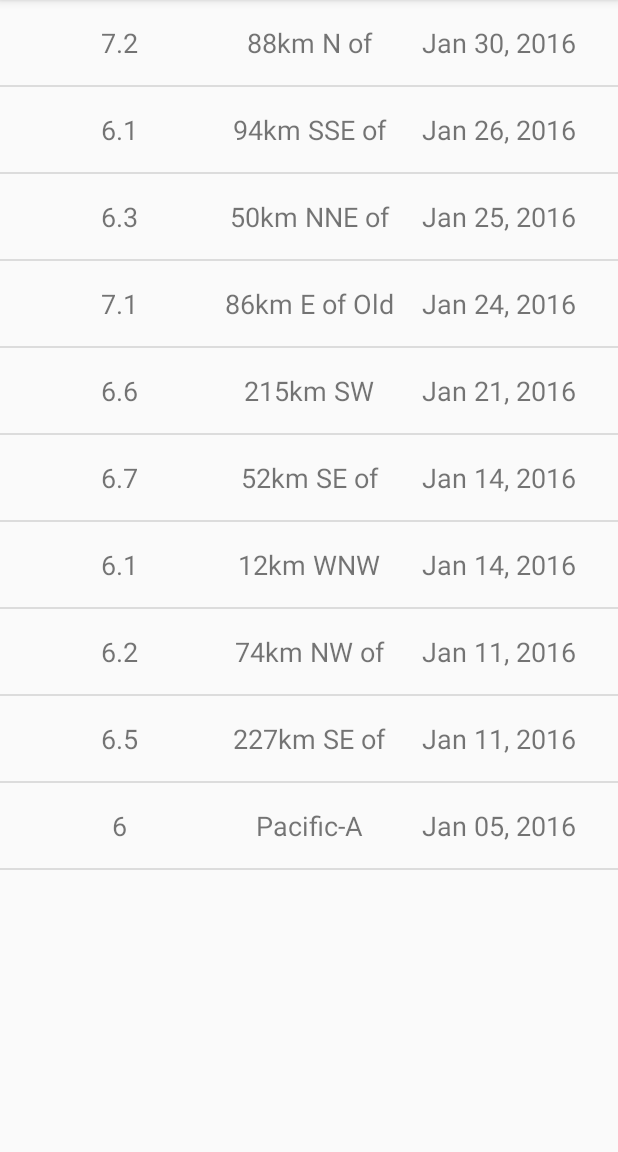
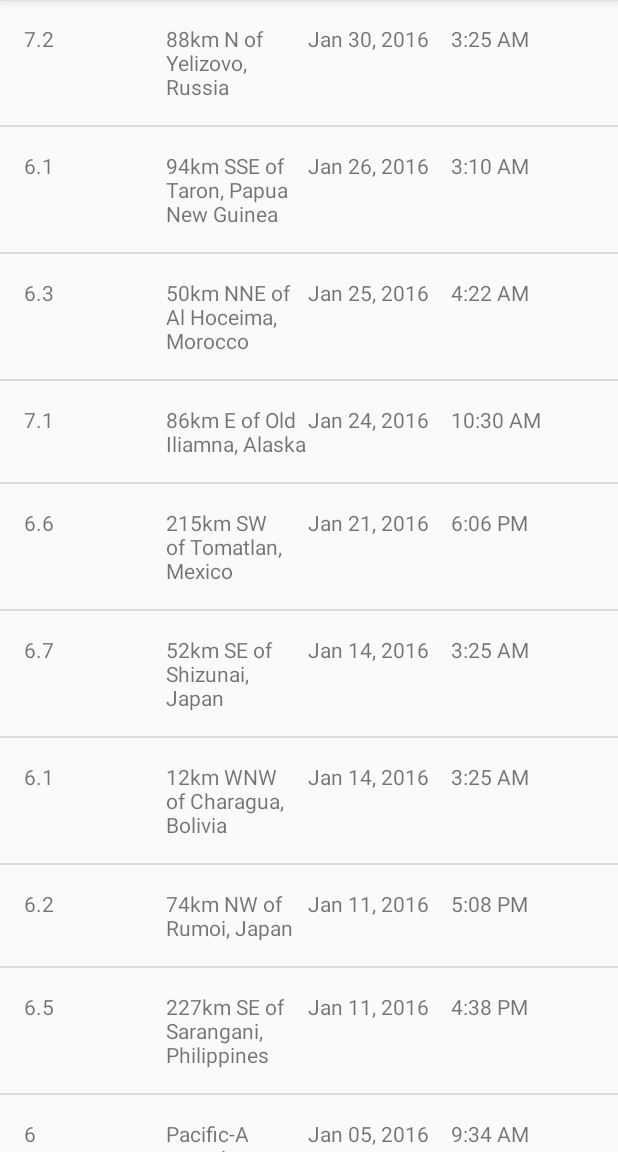
Before and after one commit to JustynaChrustna/QuakeReport, an Android app: the screen it shows after launch (EarthquakeActivity), on a phone screen of 412 x 824 dp, the part 84-1236 px from its top. Run offline under Robolectric (Android 15) with nearby library versions, the phone set to English and light mode, and no system bars.

Commit message:
Display date

```diff
--- a/app/src/main/java/com/example/android/quakereport/Earthquake.java
+++ b/app/src/main/java/com/example/android/quakereport/Earthquake.java
@@ -10,11 +10,11 @@ public class Earthquake {
 
 
     private String mLocation;
-    private String mDate;
-    public Earthquake(String magnitude, String location, String date ){
+    private long mTimeInMilliseconds;
+    public Earthquake(String magnitude, String location, long date ){
         mMagnitude=magnitude;
         mLocation=location;
-        mDate=date;
+        mTimeInMilliseconds=date;
     }
     public String getmMagnitude() {
         return mMagnitude;
@@ -24,8 +24,8 @@ public class Earthquake {
         return mLocation;
     }
 
-    public String getmDate() {
-        return mDate;
+    public long getmTimeInMilliseconds() {
+        return mTimeInMilliseconds;
     }
 
 
--- a/app/src/main/java/com/example/android/quakereport/EarthquakeAdapter.java
+++ b/app/src/main/java/com/example/android/quakereport/EarthquakeAdapter.java
@@ -7,7 +7,9 @@ import android.view.ViewGroup;
 import android.widget.ArrayAdapter;
 import android.widget.TextView;
 
+import java.text.SimpleDateFormat;
 import java.util.ArrayList;
+import java.util.Date;
 
 /**
  * Created by Justyna on 04.12.2017.
@@ -33,8 +35,21 @@ public class EarthquakeAdapter extends ArrayAdapter<Earthquake> {
         TextView locationTextView= (TextView) listItemView.findViewById(R.id.location);
         locationTextView.setText(currentEarthquake.getmLocation());
         TextView dateTextView= (TextView) listItemView.findViewById(R.id.date);
-        dateTextView.setText(currentEarthquake.getmDate());
+        Date dateObject =new Date(currentEarthquake.getmTimeInMilliseconds());
+        String formattedDate=formatDate(dateObject);
+        dateTextView.setText(formattedDate);
+        TextView timeView= (TextView) listItemView.findViewById(R.id.time);
+        String formattedTime=formatTime(dateObject);
+        timeView.setText(formattedTime);
+
         return listItemView;
     }
-
+    private String formatDate(Date dateObject) {
+        SimpleDateFormat dateFormat = new SimpleDateFormat("LLL dd, yyyy");
+        return dateFormat.format(dateObject);
+    }
+    private String formatTime(Date dateObject) {
+        SimpleDateFormat timeFormat = new SimpleDateFormat("h:mm a");
+        return timeFormat.format(dateObject);
+    }
 }
--- a/app/src/main/java/com/example/android/quakereport/QueryUtils.java
+++ b/app/src/main/java/com/example/android/quakereport/QueryUtils.java
@@ -61,7 +61,7 @@ public final class QueryUtils {
                 String place=properties.getString("place");
                 long time= properties.getLong("time");
 
-                earthquakes.add(new Earthquake(mag,place, dateToString(time)));
+                earthquakes.add(new Earthquake(mag,place, time));
             }
 
         } catch (JSONException e) {
@@ -74,11 +74,6 @@ public final class QueryUtils {
         // Return the list of earthquakes
         return earthquakes;
     }
-    private static String dateToString(long timeInMIlliseconds){
-        Date dateObject=new Date(timeInMIlliseconds);
-        SimpleDateFormat dateFormatter=new SimpleDateFormat("MMM DD, yyyy");
-        String dateToDisplay=dateFormatter.format(dateObject);
-        return dateToDisplay;
-    }
+
 
 }
--- a/app/src/main/res/layout/earthquake_list_item.xml
+++ b/app/src/main/res/layout/earthquake_list_item.xml
@@ -11,27 +11,25 @@
         android:layout_weight="1"
         android:layout_height="wrap_content"
         tools:text="7.2"
-        android:textSize="18dp"
-        android:textAlignment="center"
-        android:gravity="center_vertical"
+
         />
     <TextView
         android:id="@+id/location"
         android:layout_width="0dp"
         android:layout_weight="1"
-        android:layout_height="match_parent"
-        android:textSize="18dp"
-        tools:text="San Francisco"
-        android:textAlignment="center"
-        android:gravity="center_vertical"/>
+        android:layout_height="wrap_content"
+        tools:text="San Francisco" />
     <TextView
         android:id="@+id/date"
         android:layout_width="0dp"
         android:layout_weight="1"
-        android:layout_height="match_parent"
-        android:textSize="18dp"
-        tools:text="Feb 2, 2016"
-        android:textAlignment="center"
-        android:gravity="center_vertical"/>
+        android:layout_height="wrap_content"
+        tools:text="Feb 2, 2016" />
+    <TextView
+        android:id="@+id/time"
+        android:layout_width="0dp"
+        android:layout_height="wrap_content"
+        android:layout_weight="1"
+        tools:text="3:00 PM" />
 
 </LinearLayout>
```
